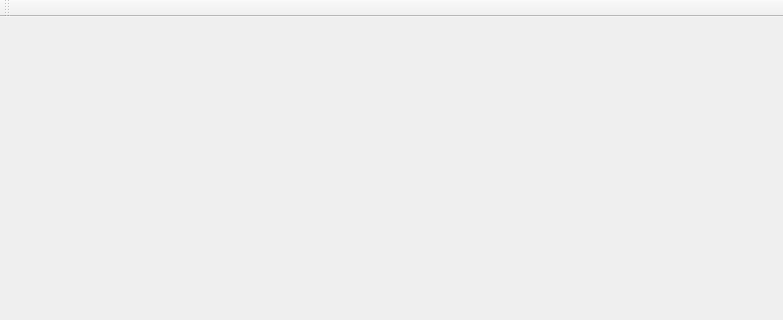
Before: the Qt Designer form src/mainwindow.ui in veksha/qBang, drawn with Qt 5; both pictures show x 0 to 783 and y 0 to 320 of the 783 by 591 pixel window.
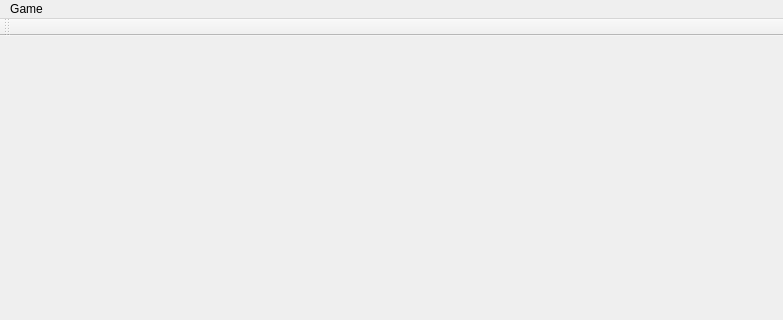
After: the same form once the commit is applied. Icons and pictures are not drawn.

Diff of the .ui file:
```diff
--- a/src/mainwindow.ui
+++ b/src/mainwindow.ui
@@ -24,9 +24,16 @@
      <x>0</x>
      <y>0</y>
      <width>783</width>
-     <height>20</height>
+     <height>21</height>
     </rect>
    </property>
+   <widget class="QMenu" name="menuGame">
+    <property name="title">
+     <string>Game</string>
+    </property>
+    <addaction name="actionStart"/>
+   </widget>
+   <addaction name="menuGame"/>
   </widget>
   <widget class="QToolBar" name="mainToolBar">
    <attribute name="toolBarArea">
```
Left out of the diff: 5 changed lines with no effect on the pictures.
